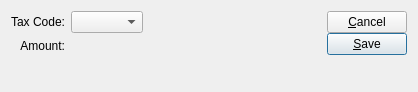
This is guiclient/taxAdjustment.ui in discountscott/qt-client as Qt 5 draws it before an edit. The edited form follows.
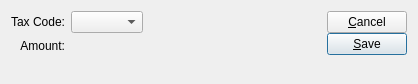
This is the edited form. Custom widgets are drawn as their Qt base class.

Patch:
```diff
--- a/guiclient/taxAdjustment.ui
+++ b/guiclient/taxAdjustment.ui
@@ -14,7 +14,7 @@
     <x>0</x>
     <y>0</y>
     <width>418</width>
-    <height>92</height>
+    <height>84</height>
    </rect>
   </property>
   <property name="windowTitle">
```
Left out of the diff: 1 changed line with no effect on the pictures.
